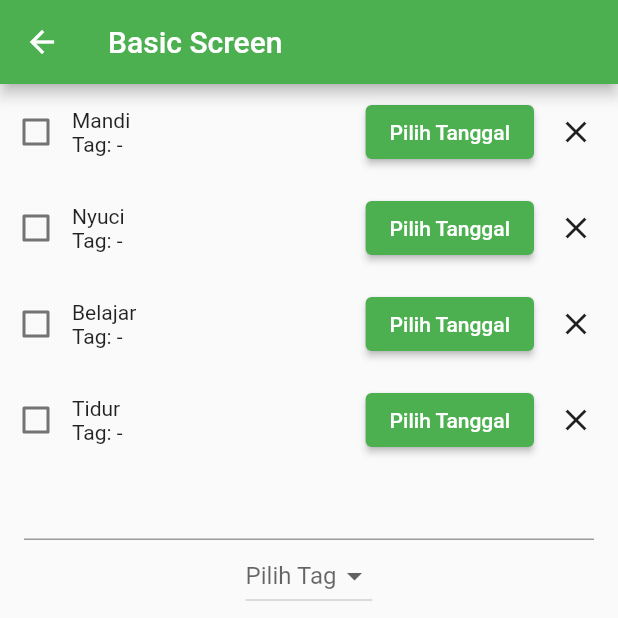
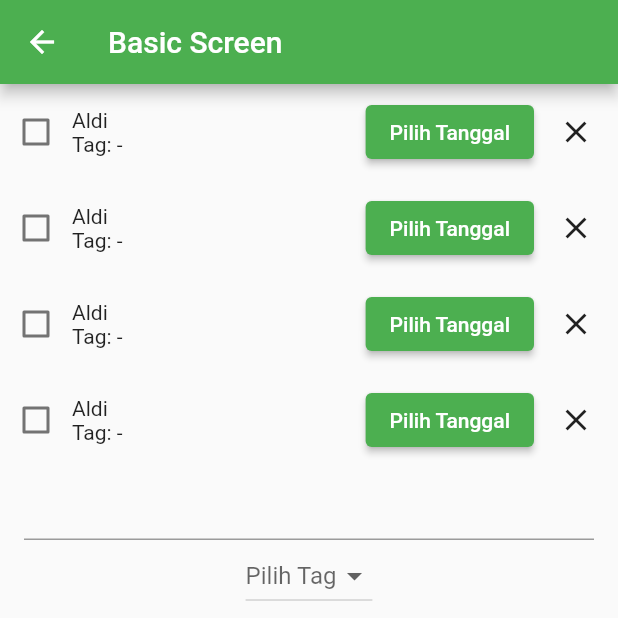
Before and after one commit to imaldi/learn_flutter_from_basic, a Flutter app: the BasicScreen screen opened directly, on a phone screen of 412 x 824 dp, the top half of it. Run offline on Flutter 3.47's test engine with Material 2 defaults, Android fonts, the phone set to English and light mode, and no system bars; our stand-ins replace hive, shared_preferences; accounts and stored records are empty; network calls fail.

```diff
--- a/lib/basic_screen.dart
+++ b/lib/basic_screen.dart
@@ -36,10 +36,10 @@ class _BasicScreenState extends State<BasicScreen> {
 
   // ini namannya data hardcode
   List<ToDo> listTodo = [
-    ToDo(false, "Mandi"),
-    ToDo(false, "Nyuci"),
-    ToDo(false, "Belajar"),
-    ToDo(false, "Tidur"),
+    ToDo("Aldi", "Mandi"),
+    ToDo("Aldi", "Nyuci"),
+    ToDo("Aldi", "Belajar"),
+    ToDo("Aldi", "Tidur"),
   ];
   var inputController = TextEditingController();
 
@@ -143,7 +143,7 @@ class _BasicScreenState extends State<BasicScreen> {
                       },),
                       ElevatedButton(onPressed: (){
                         setState((){
-                          listTodo.add(ToDo(false,inputController.text,tag: selectedTag)) ;
+                          listTodo.add(ToDo("Aldi",inputController.text,tag: selectedTag)) ;
                           inputController.text = "";
                           selectedTag = null;
                           print("selectedTag $selectedTag");
--- /dev/null
+++ b/lib/core/resource/consts/hive_box_names.dart
@@ -0,0 +1 @@
+const userBoxName = "userBox";
--- /dev/null
+++ b/lib/core/resource/consts/hive_type.dart
@@ -0,0 +1,3 @@
+const userTypeId = 0;
+const todoTypeId = 1;
+const pokemonTypeId = 2;
--- a/lib/model/to_do.dart
+++ b/lib/model/to_do.dart
@@ -1,7 +1,22 @@
-class ToDo {
+import 'package:hive/hive.dart';
+
+import '../core/resource/consts/hive_type.dart';
+
+
+
+part 'to_do.g.dart';
+
+@HiveType(typeId: todoTypeId)
+class ToDo extends HiveObject {
+  @HiveField(0)
   bool isDone;
+  @HiveField(1)
   String task;
+  @HiveField(2)
   String? tag;
+  @HiveField(3)
   DateTime? jadwal;
-  ToDo(this.isDone,this.task,{this.tag, this.jadwal});
+  @HiveField(4)
+  String username;
+  ToDo(this.task,this.username,{this.isDone = false, this.tag, this.jadwal});
 }
--- a/pubspec.yaml
+++ b/pubspec.yaml
@@ -34,6 +34,7 @@ dependencies:
   shared_preferences: ^2.0.17
   intl: ^0.18.0
   http: ^0.13.5
+  hive: ^2.2.3
 
 
   # The following adds the Cupertino Icons font to your application.
@@ -43,6 +44,8 @@ dependencies:
 dev_dependencies:
   flutter_test:
     sdk: flutter
+  hive_generator: ^2.0.0
+  build_runner: ^2.3.3
 
   # The "flutter_lints" package below contains a set of recommended lints to
   # encourage good coding practices. The lint set provided by the package is
```
Also changed, not shown: lib/model/user.dart (added, +22 -0 lines), lib/service/todo_service.dart (added, +40 -0 lines), lib/service/user_service.dart (added, +48 -0 lines), lib/model/to_do.g.dart (added), lib/model/user.g.dart (added), pubspec.lock.
